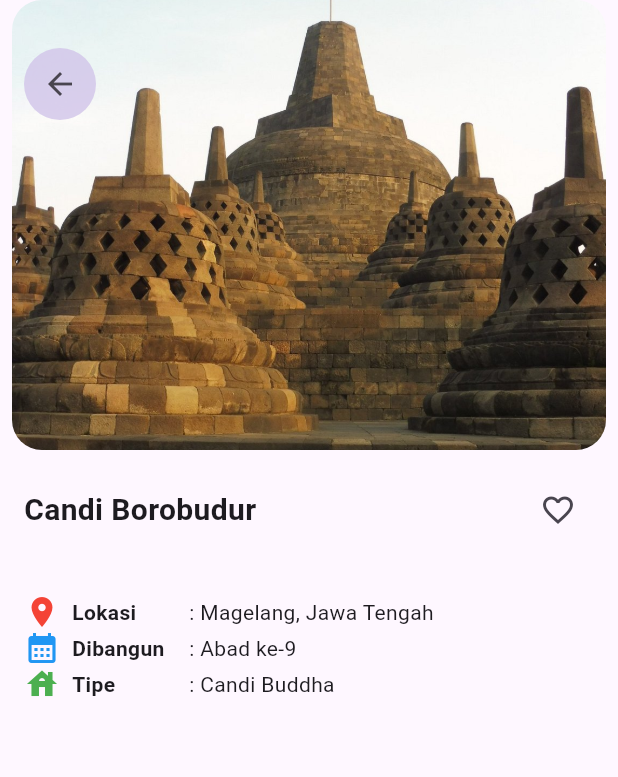
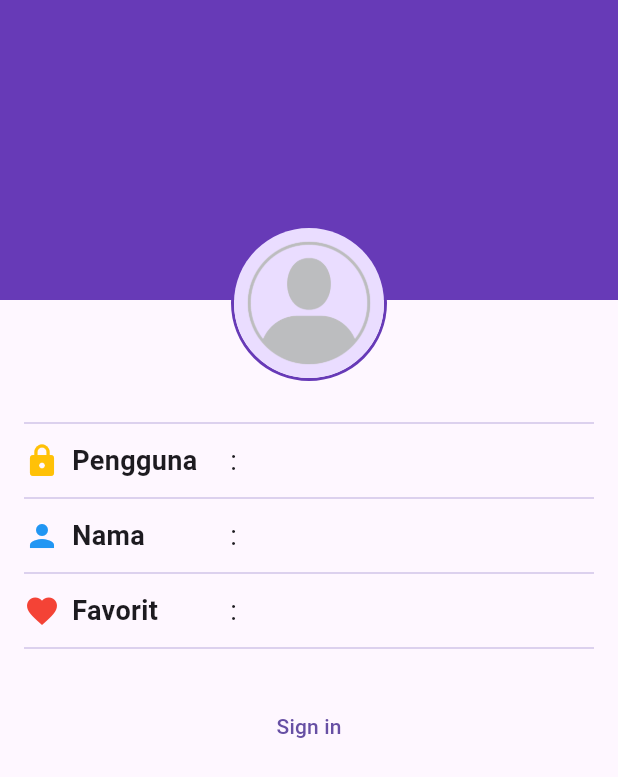
Before and after one commit to Rail-E/wisata_candi-Ariel, a Flutter app: the screen it shows after launch, on a phone screen of 412 x 824 dp. Shown: the top 777 px of the screen. Run offline on Flutter 3.47's test engine with Material 3 defaults, Android fonts, the phone set to English and light mode, and no system bars.

Commit message:
Profile Screen

```diff
--- a/wisata_candi/lib/main.dart
+++ b/wisata_candi/lib/main.dart
@@ -1,6 +1,7 @@
 import 'package:flutter/material.dart';
 import 'package:wisata_candi/data/candi_data.dart';
 import 'package:wisata_candi/screens/detail_screen.dart';
+import 'package:wisata_candi/screens/profile_screen.dart';
 
 void main() {
   runApp(const MainApp());
@@ -12,7 +13,7 @@ class MainApp extends StatelessWidget {
   @override
   Widget build(BuildContext context) {
     return MaterialApp(
-      home: DetailScreen(candi: candiList[0]),
+      home: ProfileScreen(),
     );
   }
 }
--- a/wisata_candi/lib/screens/detail_screen.dart
+++ b/wisata_candi/lib/screens/detail_screen.dart
@@ -1,37 +1,33 @@
+import 'package:cached_network_image/cached_network_image.dart';
 import 'package:flutter/material.dart';
 import 'package:wisata_candi/models/candi.dart';
 
 class DetailScreen extends StatelessWidget {
   final Candi candi;
-  const DetailScreen({
-    super.key,
-    required this.candi,
-});
+  const DetailScreen({super.key, required this.candi});
 
   @override
   Widget build(BuildContext context) {
     return Scaffold(
-      body: Column(
+      body: SingleChildScrollView(
+        child: Column(
           children: [
             Stack(
-            children:[
+              children: [
                 Padding(
                   padding: const EdgeInsets.symmetric(horizontal: 8.0),
                   child: ClipRRect(
                     borderRadius: BorderRadius.circular(20),
                     child: Image.asset(
                       candi.imageAsset,
-                  width: double.infinity,
+                      width: double.infinity ,
                       height: 300,
                       fit: BoxFit.cover,
                     ),
                   ),
                 ),
                 Padding(
-                padding: const EdgeInsets.symmetric(
-                  horizontal: 16,
-                  vertical: 32,
-                ),
+                  padding: const EdgeInsets.symmetric(horizontal: 16, vertical: 32),
                   child: Container(
                     decoration: BoxDecoration(
                       color: Colors.deepPurple[100]?.withOpacity(0.8),
@@ -39,84 +35,143 @@ class DetailScreen extends StatelessWidget {
                     ),
                     child: IconButton(
                       onPressed: () {},
-                    icon: const Icon(Icons.arrow_back),
+                      icon: const Icon(
+                        Icons.arrow_back,
+                      )),
                   ),
                 )
-              ),
               ],
             ),
             Padding(
               padding: const EdgeInsets.symmetric(horizontal: 16),
               child: Column(
+                crossAxisAlignment: CrossAxisAlignment.start,
                 children: [
-                const SizedBox(
-                  height: 16,
-                ),
                   Row(
                     mainAxisAlignment: MainAxisAlignment.spaceBetween,
                     children: [
                       Text(
                         candi.name,
-                      style: const TextStyle(
+                        style: TextStyle(
                           fontSize: 20,
                           fontWeight: FontWeight.bold,
                         ),
                       ),
-                    IconButton (
-                    onPressed: () {},
-                    icon: const Icon(Icons.favorite_border),
+                      IconButton(
+                        onPressed: (){},
+                        icon: Icon(Icons.favorite_border)
+                      )
+                    ],
                   ),
+                  SizedBox(height: 16,),
+                  Row(children: [
+                    Icon(Icons.place, color: Colors.red),
+                    SizedBox(width: 8,),
+                    SizedBox(
+                      width: 70,
+                      child: Text(
+                        'Lokasi', style: TextStyle(
+                          fontWeight: FontWeight.bold
+                        ),
+                      ),
+                    ),
+                    Text(': ${candi.location}'),
+                  ],),
+                  Row(children: [
+                    Icon(Icons.calendar_month, color: Colors.blue),
+                    SizedBox(width: 8,),
+                    SizedBox(
+                      width: 70,
+                      child: Text(
+                        'Dibangun', style: TextStyle(
+                          fontWeight: FontWeight.bold
+                        ),
+                      ),
+                    ),
+                    Text(': ${candi.built}'),
+                  ],),
+                  Row(children: [
+                    Icon(Icons.house, color: Colors.green),
+                    SizedBox(width: 8,),
+                    SizedBox(
+                      width: 70,
+                      child: Text(
+                        'Tipe', style: TextStyle(
+                          fontWeight: FontWeight.bold
+                        ),
+                      ),
+                    ),
+                    Text(': ${candi.type}'),
+                  ],),
+                  SizedBox(height: 16,),
+                  Divider(color: Colors.deepPurple.shade100,),
+                  Text('Deskripsi', style: TextStyle(
+                    fontSize: 16,
+                    fontWeight: FontWeight.bold,
+                  ),),
+                  Text('${candi.description}'),
+                  SizedBox(height: 16,)
                 ],
+              ),
+            ),
+            Padding(
+              padding: const EdgeInsets.all(15),
+              child: Column(
+                crossAxisAlignment: CrossAxisAlignment.start,
+                children: [
+                  Divider(color: Colors.deepPurple.shade100,),
+                  Text('Galeri', style: TextStyle(
+                    fontSize: 16, fontWeight: FontWeight.bold,
+                  ),),
+                  SizedBox(height: 10,),
+                  SizedBox(
+                    height: 100,
+                    child: ListView.builder(
+                      scrollDirection: Axis.horizontal,
+                      itemBuilder: (context, index){
+                        return Padding(
+                          padding: EdgeInsets.only(left: 8),
+                          child: GestureDetector(
+                            onTap: () {},
+                            child: Container(
+                              decoration: BoxDecoration(
+                                borderRadius: BorderRadius.circular(12),
+                                border: Border.all(
+                                  color: Colors.deepPurple.shade100,
+                                  width: 2,
+                                )
+                              ),
+                              child: ClipRRect(
+                                borderRadius: BorderRadius.circular(10),
+                                child: CachedNetworkImage(
+                                  imageUrl: candi.imageUrls[index],
+                                  width: 120,
+                                  height: 120,
+                                  fit: BoxFit.cover,
+                                  placeholder: (context, url) => Container(
+                                    width: 120,
+                                    height: 120,
+                                    color: Colors.deepPurple[50],
+                                  ),
+                                  errorWidget: (context, url, error) => Icon(Icons.error),
+                                ),
+                              ),
+                            ),
+                          ),
+                        );
+                      },
+                    ),
+                  ),
+                  SizedBox(height: 4,),
+                  Text('Tap untuk memperbesar', style: TextStyle(
+                    fontSize: 12, color: Colors.black54,
+                  ),),
+                ],
+              ),
             ),
           ],
         ),
       ),
-          Padding(
-            padding: const EdgeInsets.symmetric(horizontal: 16),
-            child: Column(
-              children: [
-                SizedBox(height: 16,),
-                Row(),
-                SizedBox(height: 16,),
-                Row(
-                  children: [
-                    Icon(Icons.place, color: Colors.red),
-                    SizedBox(width: 8),
-                    SizedBox(width: 78,
-                      child: Text('Lokasi', style: TextStyle(
-                      fontWeight: FontWeight.bold),
-                    ),
-                  ),
-                  Text(': ${candi.location}',),
-                ],),
-                Row(
-                  children: [
-                    Icon(Icons.calendar_month, color: Colors.blue),
-                    SizedBox(width: 8),
-                    SizedBox(width: 78,
-                      child: Text('Dibangun', style: TextStyle(
-                      fontWeight: FontWeight.bold),
-                    ),
-                  ),
-                  Text(': ${candi.built}')
-                ],),
-                Row(
-                  children: [
-                    Icon(Icons.house, color: Colors.green),
-                    SizedBox(width: 8),
-                    SizedBox(width: 78,
-                      child: Text('Tipe', style: TextStyle(
-                        fontWeight: FontWeight.bold,),
-                      ),
-                    ),
-                    Text(': ${candi.type}'),
-                ],),
-              ],
-            ),
-          ),
-
-        ],
-      ),
     );
   }
 }
--- /dev/null
+++ b/wisata_candi/lib/screens/profile_screen.dart
@@ -0,0 +1,121 @@
+import 'package:flutter/material.dart';
+import 'package:wisata_candi/widgets/profile_info_item.dart';
+
+class ProfileScreen extends StatefulWidget {
+  const ProfileScreen({super.key});
+
+  @override
+  State<ProfileScreen> createState() => _ProfileScreenState();
+}
+
+class _ProfileScreenState extends State<ProfileScreen> {
+  //TODO: 1. Deklarasikan variabel yang dibutuhkan
+  bool isSignedIn = false;
+  String fullName = '';
+  String userName = '';
+  int favoriteCandiCount = 0;
+
+  //TODO: 5. Implementasi fungsi signIn
+  void signIn () {
+    setState(() {
+      isSignedIn = !isSignedIn;
+    });
+  }
+  //TODO: 6. Implementasi fungsi signOut
+  void signOut () {
+    setState(() {
+      isSignedIn = !isSignedIn;
+    });
+  }
+
+  @override
+  Widget build(BuildContext context) {
+    return Scaffold(
+      body: Stack(
+        children: [
+          Container(
+            height: 200,
+            width: double.infinity,
+            color: Colors.deepPurple,
+          ),
+          Padding(
+            padding: const EdgeInsets.symmetric(horizontal: 16),
+            child: Column(
+              children: [
+                //TODO: 2. Buat bagian ProfileHeader yang berisi gambar profil
+                Align(
+                  alignment: Alignment.topCenter,
+                  child: Padding(
+                    padding: const EdgeInsets.only(top: 200 - 50),
+                    child: Stack(
+                      alignment: Alignment.bottomRight,
+                      children: [
+                        Container(
+                          decoration: BoxDecoration(
+                            border: Border.all(color: Colors.deepPurple, width: 2),
+                            shape: BoxShape.circle,
+                          ),
+                          child: CircleAvatar(
+                            radius: 50,
+                            backgroundImage: AssetImage('images/placeholder_image.png'),
+                          ),
+                        ),
+                        if(isSignedIn)
+                          IconButton(
+                            onPressed: () {},
+                            icon: Icon(Icons.camera_alt, color: Colors.deepPurple[50],),),
+                      ],
+                    ),
+                  ),
+                ),
+                //TODO: 3. Buat bagian ProfileInfo yang berisi info profil
+                SizedBox(height: 20),
+                Divider(color: Colors.deepPurple[100]),
+                SizedBox(height: 4),
+                ProfileInfoItem(
+                  icon: Icons.lock,
+                  label: 'Pengguna',
+                  value: userName,
+                  iconColor: Colors.amber
+                ),
+                SizedBox(height: 4),
+                Divider(color: Colors.deepPurple[100]),
+                SizedBox(height: 4),
+                ProfileInfoItem(
+                  icon: Icons.person,
+                  label: 'Nama',
+                  value: fullName,
+                  showEditIcon: isSignedIn,
+                  iconColor: Colors.blue,
+                  onEditPressed: () {
+                    // Tindakan saat ikon edit ditekan, misalnya: pengeditan nama
+                    debugPrint('icon edit ditekan ...');
+                  },
+                ),
+                SizedBox(height: 4),
+                Divider(color: Colors.deepPurple[100]),
+                SizedBox(height: 4),
+                ProfileInfoItem(
+                  icon: Icons.favorite,
+                  label: 'Favorit',
+                  value: favoriteCandiCount > 0 ? '$favoriteCandiCount' : '',
+                  iconColor: Colors.red,
+                ),
+                //TODO: 4. Buat ProfileAction yang berisi TextButton sign in/out
+                SizedBox(height: 4),
+                Divider(color: Colors.deepPurple[100]),
+                SizedBox(height: 20),
+                isSignedIn ? TextButton(
+                  onPressed: signOut,
+                  child: Text('Sign Out'))
+                  : TextButton(
+                    onPressed: signIn,
+                    child: Text('Sign in')),
+              ],
+            ),
+          ),
+        ],
+      ),
+    );
+  }
+}
--- /dev/null
+++ b/wisata_candi/lib/widgets/profile_info_item.dart
@@ -0,0 +1,44 @@
+import 'package:flutter/material.dart';
+
+class ProfileInfoItem extends StatelessWidget {
+  final IconData icon;
+  final String label;
+  final String value;
+  final bool showEditIcon;
+  final VoidCallback? onEditPressed;
+  final Color iconColor;
+
+  const ProfileInfoItem({super.key,
+    required this.icon,
+    required this.label,
+    required this.value,
+    this.showEditIcon = false,
+    this.onEditPressed,
+    required this.iconColor,
+  });
+
+  @override
+  Widget build(BuildContext context) {
+    return Row(
+      children: [
+        SizedBox(
+          width: MediaQuery.of(context).size.width / 3,
+          child: Row(
+            children: [
+              Icon(icon, color: iconColor),
+              SizedBox(width: 8),
+              Text(
+                label,
+                style: TextStyle(fontSize: 18, fontWeight: FontWeight.bold),
+              ),
+            ],
+          ),
+        ),
+        Expanded(
+          child: Text(': $value', style: TextStyle(fontSize: 18))
+        ),
+        if (showEditIcon) InkWell(onTap: onEditPressed, child: Icon(Icons.edit))
+      ],
+    );
+  }
+}
```
Lines whose indentation alone changed are shown as unchanged.
